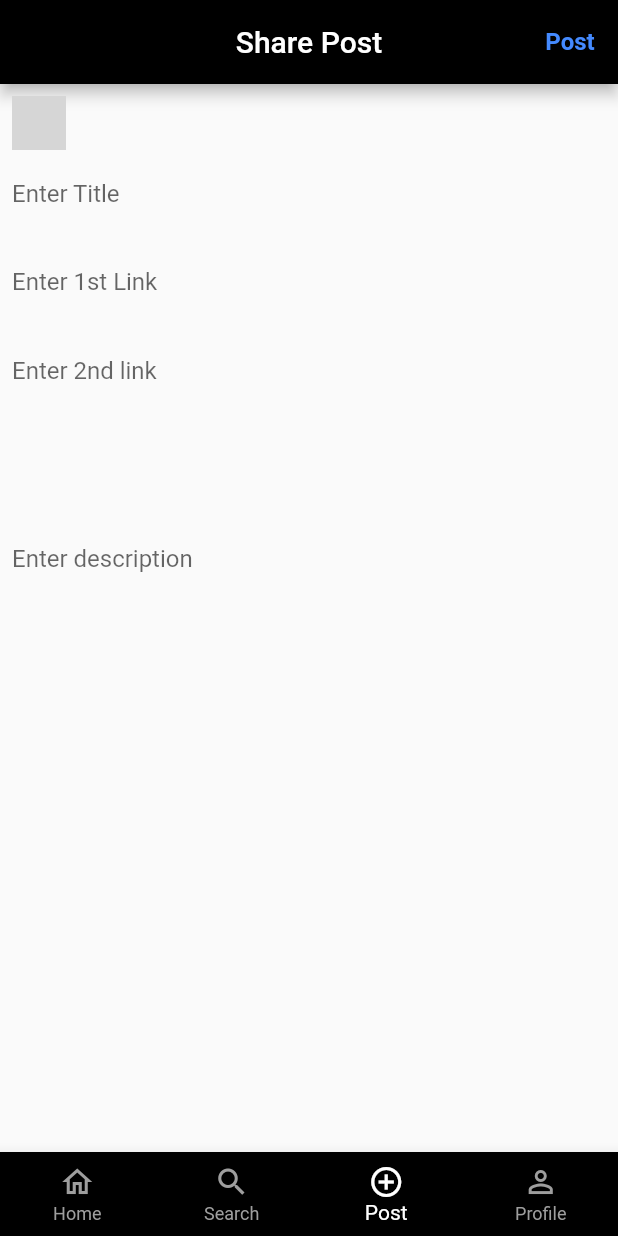
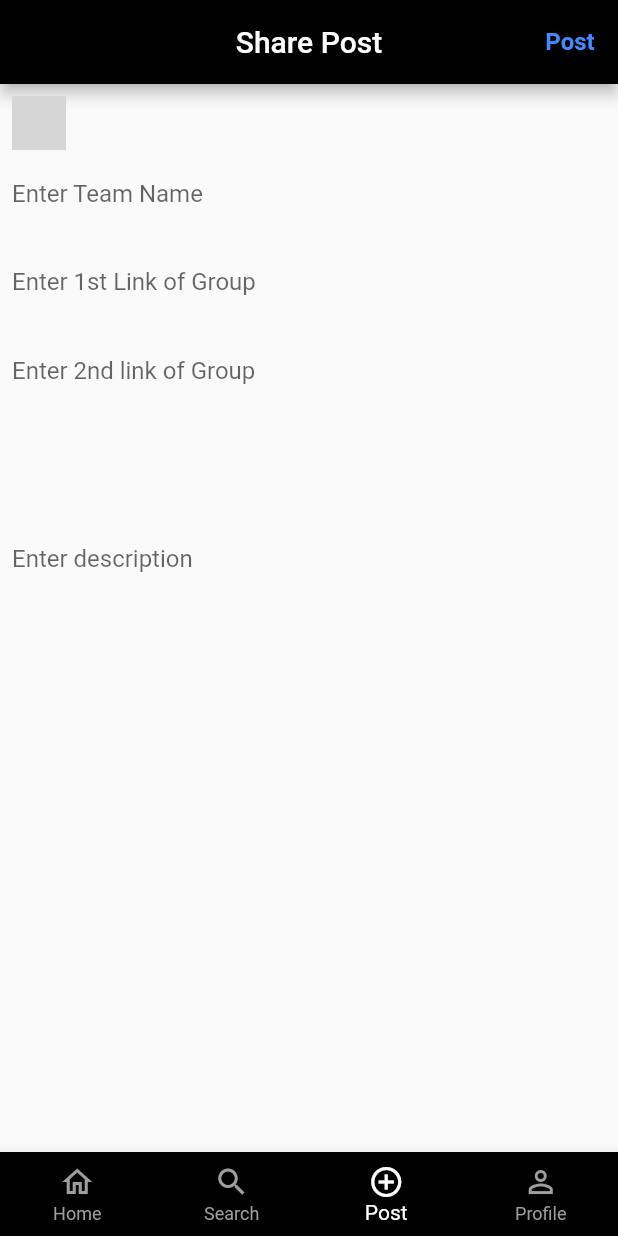
Before and after one commit to Himanshusha673/Teamova, a Flutter app: the screen it shows once a user with an empty profile is signed in, swiped to page 3, on a phone screen of 412 x 824 dp. Run offline on Flutter 3.47's test engine with Material 2 defaults, Android fonts, the light colour scheme and no system bars; our stand-ins replace cloud_firestore, firebase_auth, firebase_core, firebase_storage, flutter_svg, fluttertoast and 2 more; missing offline and left inert: flutter_chip_tags, sign_button, snapping_sheet; accounts and stored records are empty; network calls fail; project files that could hold a hidden picture were left out; grey boxes are pictures that could not be loaded.

Commit message:
Changes made on LiveShare

```diff
--- a/lib/models/post.dart
+++ b/lib/models/post.dart
@@ -43,10 +43,12 @@ class Post {
         profImage: snapshot['profImage'],
         link1: snapshot['link1'],
         link2: snapshot['link2']);
-    ;
   }
 
   Map<String, dynamic> toJson() => {
+        "link1": link1,
+        "link2": link2,
+        "teamName": teamName,
         "description": description,
         "uid": uid,
         "likes": likes,
--- a/lib/resources/firestore_methods.dart
+++ b/lib/resources/firestore_methods.dart
@@ -41,7 +41,7 @@ class FireStoreMethods {
         profImage: profImage,
         link1: link1,
         link2: link2,
-        teamName: link2,
+        teamName: teamName,
       );
       // folder(posts)->folder(postId Uniquely byy uuid)->contasins all feilds
       _firestore.collection('posts').doc(postId).set(post.toJson());
--- a/lib/screens/feed_screen.dart
+++ b/lib/screens/feed_screen.dart
@@ -4,7 +4,7 @@ import 'package:flutter/material.dart';
 import 'package:team_builder/models/user_model.dart' as model;
 
 import 'package:team_builder/widgets/drawer.dart';
-import 'package:team_builder/widgets/postcard.dart';
+
 import '../models/user_model.dart' as model;
 import '../providers/user_provider.dart';
 
@@ -47,7 +47,7 @@ class FeedScreenState extends State<FeedScreen> {
     // model.User user = Provider.of<UserProvider>(context).getUser;
 
     return Scaffold(
-      backgroundColor: mainColor,
+      backgroundColor: primaryColor,
       appBar: width > webScreenSize
           ? null
           : AppBar(
--- a/lib/screens/post_screen.dart
+++ b/lib/screens/post_screen.dart
@@ -51,7 +51,8 @@ class _postState extends State<PostPage> {
         profImage,
         teamName,
         link1,
-          link2);
+        link2,
+      );
       if (res == "success") {
         setState(() {
           isLoading = false;
@@ -132,60 +133,59 @@ class _postState extends State<PostPage> {
                           Container(
                             height: 50,
                             color: Colors.white,
-                            child: Row(
-                              children: [
-                                IconButton(
-                                  icon: Icon(
-                                    Icons.camera,
-                                    size: 42,
-                                  ),
-                                  onPressed: () async {
+                            child: GestureDetector(
+                              onTap: () async {
                                 Uint8List file =
                                     await pickImage(ImageSource.camera);
                                 setState(() {
                                   _file = file;
                                 });
                               },
+                              child: Row(
+                                children: [
+                                  Icon(
+                                    Icons.camera,
+                                    size: 40,
                                   ),
                                   SizedBox(width: 20),
                                   const Text(
                                     "Capture a Image",
                                     style: TextStyle(
                                         fontWeight: FontWeight.bold,
-                                      fontSize: 28),
+                                        fontSize: 24),
                                   ),
                                 ],
+                              ),
                             ),
                           ),
                           Divider(thickness: 1, color: Colors.grey),
                           Container(
                               height: 50,
                               color: Colors.white,
-                            child: Row(
-                              children: [
-                                IconButton(
-                                  icon: Icon(
-                                    Icons.image,
-                                    size: 42,
-                                  ),
-                                  onPressed: () async {
+                              child: GestureDetector(
+                                onTap: () async {
                                   Uint8List file =
                                       await pickImage(ImageSource.gallery);
                                   setState(() {
                                     _file = file;
                                   });
                                 },
+                                child: Row(
+                                  children: [
+                                    Icon(
+                                      Icons.image,
+                                      size: 40,
                                     ),
                                     SizedBox(width: 20),
                                     const Text(
                                       "Take Picture from Gallery",
                                       style: TextStyle(
                                           fontWeight: FontWeight.bold,
-                                      fontSize: 28),
+                                          fontSize: 24),
                                     ),
                                   ],
                                 ),
-                          ),
+                              )),
                         ],
                       ),
                     )),
@@ -216,7 +216,7 @@ class _postState extends State<PostPage> {
                         TextFormField(
                           controller: _teamName,
                           decoration: const InputDecoration(
-                            labelText: 'Enter Title ',
+                            labelText: 'Enter Team Name ',
                             border: InputBorder.none,
                           ),
                           // use the validator to return an error string (or null) based on the input text
@@ -234,7 +234,7 @@ class _postState extends State<PostPage> {
                         TextFormField(
                           controller: _link_1_Controller,
                           decoration: const InputDecoration(
-                            labelText: 'Enter 1st Link ',
+                            labelText: 'Enter 1st Link of Group ',
                             border: InputBorder.none,
 
                             ///prefixIcon: Icon(Icons.)
@@ -254,7 +254,7 @@ class _postState extends State<PostPage> {
                         TextFormField(
                           controller: _link_2_Controller,
                           decoration: const InputDecoration(
-                            labelText: 'Enter 2nd link ',
+                            labelText: 'Enter 2nd link of Group ',
                             border: InputBorder.none,
                           ),
                           // use the validator to return an error string (or null) based on the input text
@@ -292,7 +292,7 @@ class _postState extends State<PostPage> {
                       ]),
                 ))
             : Center(
-                child: CircularProgressIndicator(),
+                child: const CircularProgressIndicator(color: Colors.white),
               ));
   }
 }
--- a/lib/widgets/post_card.dart
+++ b/lib/widgets/post_card.dart
@@ -71,9 +71,10 @@ class _PostCardState extends State<PostCard> {
       // boundary needed for web
       decoration: BoxDecoration(
         border: Border.all(
-          color: const Color.fromRGBO(189, 189, 189, 1),
+          color: mainColor,
         ),
         borderRadius: const BorderRadius.all(Radius.circular(10)),
+        color: mainColor,
       ),
       margin: EdgeInsets.symmetric(
         vertical: 8,
@@ -89,6 +90,7 @@ class _PostCardState extends State<PostCard> {
             padding: const EdgeInsets.symmetric(vertical: 3.0, horizontal: 8.0),
             decoration: const BoxDecoration(
               borderRadius: BorderRadius.vertical(top: Radius.circular(10)),
+              // color: mainColor,
             ),
             child: Row(
               children: [
@@ -291,6 +293,7 @@ class _PostCardState extends State<PostCard> {
           //DESCRIPTION AND NUMBER OF COMMENTS
           Container(
             padding: const EdgeInsets.symmetric(horizontal: 10),
+            color: mainColor,
             child: Column(
               mainAxisSize: MainAxisSize.min,
               crossAxisAlignment: CrossAxisAlignment.start,
```
Also changed, not shown: lib/widgets/postcard.dart (deleted, +0 -82 lines). Lines whose indentation alone changed are shown as unchanged.
